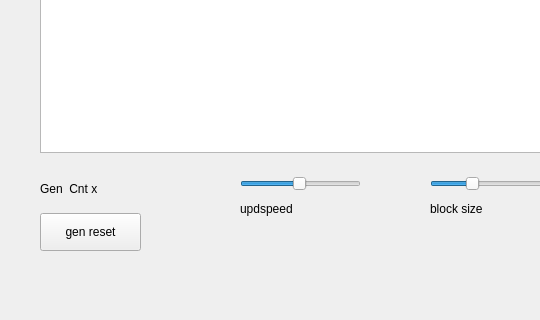
This is qt/GoL_NOR_v2/mainwindow.ui in dsyleixa/RaspberryPi as Qt 5 draws it before an edit; both pictures show x 0 to 540 and y 597 to 917 of the 720 by 917 pixel window. The edited form follows.
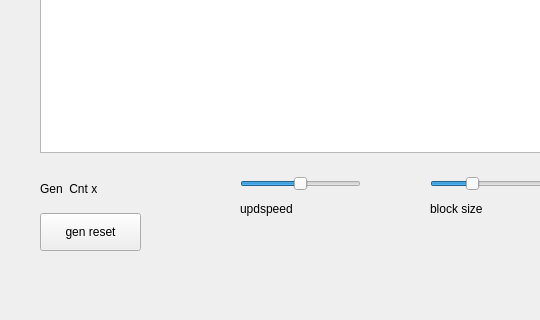
This is the edited form.

Patch:
```diff
--- a/qt/GoL_NOR_v2/mainwindow.ui
+++ b/qt/GoL_NOR_v2/mainwindow.ui
@@ -47,7 +47,7 @@
      </rect>
     </property>
     <property name="minimum">
-     <number>1</number>
+     <number>0</number>
     </property>
     <property name="maximum">
      <number>100</number>
```
